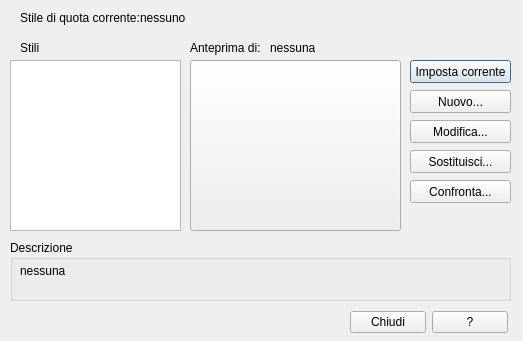
Above: qad_dimstyle.ui from geosim/QAD before the change. Below: the same form after it.
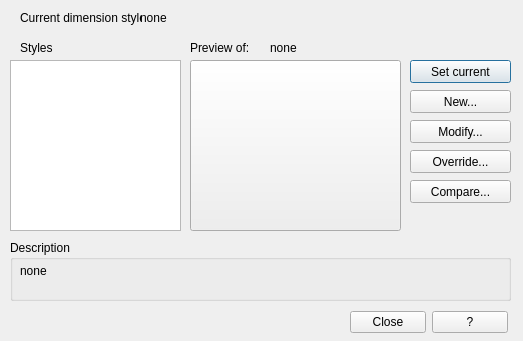
That is the form after the change.

Patch:
```diff
--- a/qad_dimstyle.ui
+++ b/qad_dimstyle.ui
@@ -26,7 +26,7 @@
     </rect>
    </property>
    <property name="text">
-    <string>Stile di quota corrente:</string>
+    <string>Current dimension style:</string>
    </property>
   </widget>
   <widget class="QLabel" name="currentDimStyle">
@@ -39,7 +39,7 @@
     </rect>
    </property>
    <property name="text">
-    <string>nessuno</string>
+    <string>none</string>
    </property>
   </widget>
   <widget class="QLabel" name="label_2">
@@ -52,7 +52,7 @@
     </rect>
    </property>
    <property name="text">
-    <string>Stili</string>
+    <string>Styles</string>
    </property>
   </widget>
   <widget class="QListView" name="dimStyleList">
@@ -78,7 +78,7 @@
     <string>Rende corrente lo stile selezionato nella'area Stili. Lo stile corrente è applicato alle quota create dall'uente.</string>
    </property>
    <property name="text">
-    <string>Imposta corrente</string>
+    <string>Set current</string>
    </property>
   </widget>
   <widget class="QPushButton" name="new_2">
@@ -94,7 +94,7 @@
     <string>Definisce un nuovo stile di quota.</string>
    </property>
    <property name="text">
-    <string>Nuovo...</string>
+    <string>New...</string>
    </property>
   </widget>
   <widget class="QPushButton" name="Mod">
@@ -110,7 +110,7 @@
     <string>Modifica lo stile di quota selezionato nella'area Stili.</string>
    </property>
    <property name="text">
-    <string>Modifica...</string>
+    <string>Modify...</string>
    </property>
   </widget>
   <widget class="QPushButton" name="TempMod">
@@ -126,7 +126,7 @@
     <string>Imposta modifiche locali per lo stile selezionato nella'area Stili. Le modifiche locali sono modifiche che non verranno salvate.</string>
    </property>
    <property name="text">
-    <string>Sostituisci...</string>
+    <string>Override...</string>
    </property>
   </widget>
   <widget class="QPushButton" name="Diff">
@@ -142,7 +142,7 @@
     <string>Confronta due stili di quota o elenca tutte le proprietà di un stile di quota.</string>
    </property>
    <property name="text">
-    <string>Confronta...</string>
+    <string>Compare...</string>
    </property>
   </widget>
   <widget class="QGroupBox" name="groupBox">
@@ -155,7 +155,7 @@
     </rect>
    </property>
    <property name="title">
-    <string>Descrizione</string>
+    <string>Description</string>
    </property>
    <widget class="QLabel" name="descriptionSelectedStyle">
     <property name="geometry">
@@ -167,7 +167,7 @@
      </rect>
     </property>
     <property name="text">
-     <string>nessuna</string>
+     <string>none</string>
     </property>
    </widget>
   </widget>
@@ -181,7 +181,7 @@
     </rect>
    </property>
    <property name="text">
-    <string>Anteprima di:</string>
+    <string>Preview of:</string>
    </property>
   </widget>
   <widget class="QLabel" name="selectedStyle">
@@ -194,7 +194,7 @@
     </rect>
    </property>
    <property name="text">
-    <string>nessuna</string>
+    <string>none</string>
    </property>
   </widget>
   <widget class="QWidget" name="layoutWidget">
@@ -210,7 +210,7 @@
     <item>
      <widget class="QPushButton" name="closeButton">
       <property name="text">
-       <string>Chiudi</string>
+       <string>Close</string>
       </property>
      </widget>
     </item>
```
Left out of the diff: 12 changed lines with no effect on the pictures.
